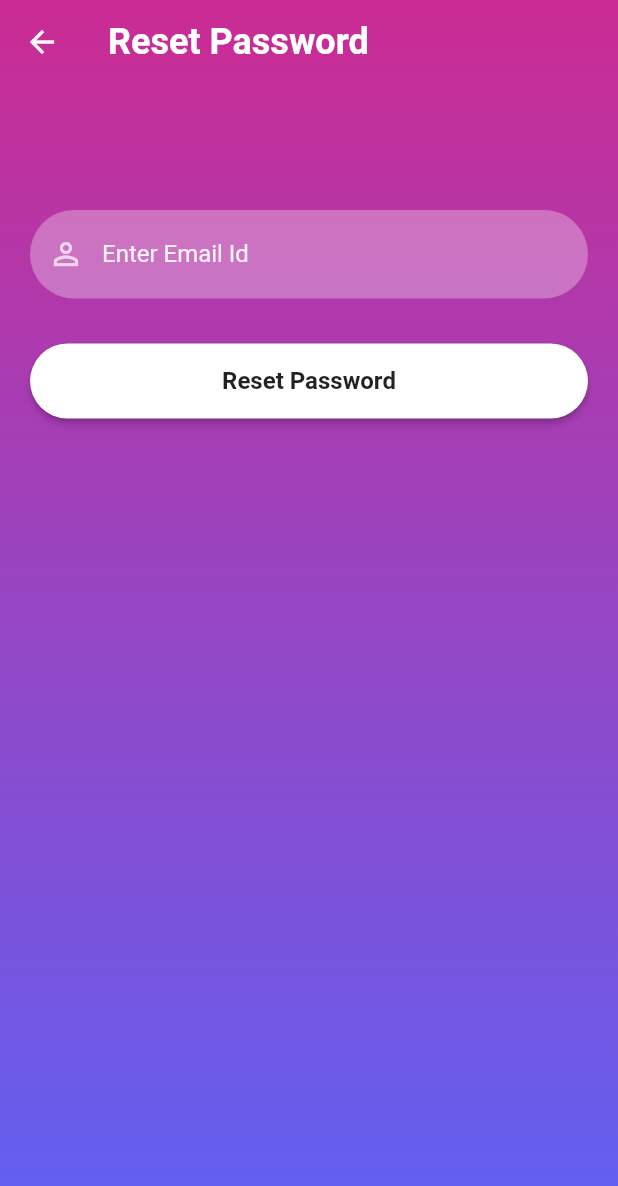
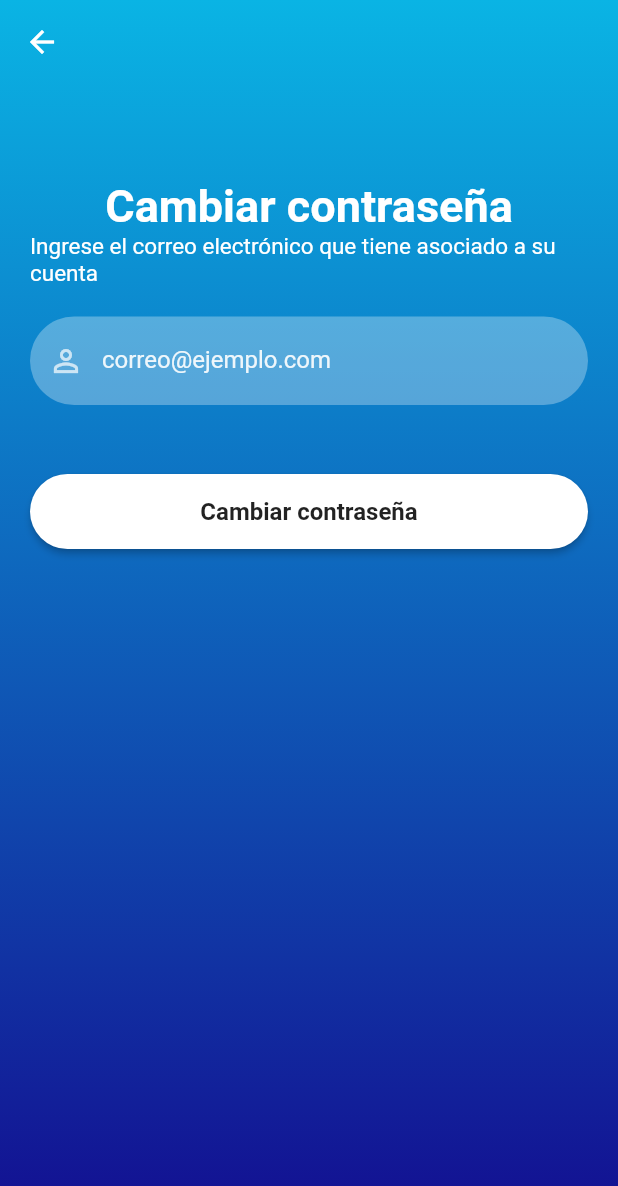
Before and after one commit to AnthonySimbana/Flutter-pokemonApp, a Flutter app: the screen it shows after launch, after a tap on "¿Olvidaste tu contraseña?", on a phone screen of 412 x 824 dp. Shown: the top 1186 px of the screen. Run offline on Flutter 3.47's test engine with Material 2 defaults, Android fonts, the phone set to English and light mode, and no system bars; our stand-ins replace cloud_firestore, firebase_auth, firebase_core; missing offline and left inert: dart:html; accounts and stored records are empty; statements that could not run were skipped.

Commit message:
Update Singin Signup RessetPassword

```diff
--- a/lib/screens/reset_password.dart
+++ b/lib/screens/reset_password.dart
@@ -13,6 +13,8 @@ class ResetPassword extends StatefulWidget {
 
 class _ResetPasswordState extends State<ResetPassword> {
   TextEditingController _emailTextController = TextEditingController();
+  String _errorMessage = ""; // Variable para mostrar mensajes de error
+
   @override
   Widget build(BuildContext context) {
     return Scaffold(
@@ -20,41 +22,83 @@ class _ResetPasswordState extends State<ResetPassword> {
       appBar: AppBar(
         backgroundColor: Colors.transparent,
         elevation: 0,
-        title: const Text(
-          "Reset Password",
-          style: TextStyle(fontSize: 24, fontWeight: FontWeight.bold),
-        ),
       ),
       body: Container(
-          width: MediaQuery.of(context).size.width,
-          height: MediaQuery.of(context).size.height,
-          decoration: BoxDecoration(
-              gradient: LinearGradient(colors: [
-            hexStringToColor("CB2B93"),
-            hexStringToColor("9546C4"),
-            hexStringToColor("5E61F4")
-          ], begin: Alignment.topCenter, end: Alignment.bottomCenter)),
-          child: SingleChildScrollView(
-              child: Padding(
+        width: MediaQuery.of(context).size.width,
+        height: MediaQuery.of(context).size.height,
+        decoration: BoxDecoration(
+          gradient: LinearGradient(
+            colors: [
+              hexStringToColor("0ab4e4"),
+              hexStringToColor("130d90"),
+            ],
+            begin: Alignment.topCenter,
+            end: Alignment.bottomCenter,
+          ),
+        ),
+        child: SingleChildScrollView(
+          child: Padding(
             padding: EdgeInsets.fromLTRB(20, 120, 20, 0),
             child: Column(
               children: <Widget>[
-                const SizedBox(
-                  height: 20,
+                const Text(
+                  "Cambiar contraseña",
+                  style: TextStyle(
+                    fontSize: 30,
+                    fontWeight: FontWeight.bold,
+                    color: Colors.white,
+                  ),
+                  textAlign: TextAlign.center,
                 ),
-                reusableTextField("Enter Email Id", Icons.person_outline, false,
-                    _emailTextController),
-                const SizedBox(
-                  height: 20,
+                const Text(
+                  "Ingrese el correo electrónico que tiene asociado a su cuenta",
+                  style: TextStyle(
+                    fontSize: 15,
+                    fontWeight: FontWeight.normal,
+                    color: Colors.white,
+                  ),
+                  textAlign: TextAlign.left,
                 ),
-                firebaseUIButton(context, "Reset Password", () {
+                const SizedBox(height: 20),
+                reusableTextField(
+                  "correo@ejemplo.com",
+                  Icons.person_outline,
+                  false,
+                  _emailTextController,
+                ),
+                const SizedBox(height: 20),
+                Text(
+                  _errorMessage,
+                  style: TextStyle(color: Colors.red),
+                ),
+                firebaseUIButton(context, "Cambiar contraseña", () {
+                  if (_emailTextController.text.isEmpty) {
+                    setState(() {
+                      _errorMessage =
+                          "Por favor, ingrese su correo electrónico.";
+                    });
+                    return;
+                  }
+
                   FirebaseAuth.instance
                       .sendPasswordResetEmail(email: _emailTextController.text)
-                      .then((value) => Navigator.of(context).pop());
-                })
+                      .then((value) {
+                    // Resetear el mensaje de error si la operación fue exitosa
+                    setState(() {
+                      _errorMessage = "";
+                    });
+                    Navigator.of(context).pop();
+                  }).catchError((error) {
+                    setState(() {
+                      _errorMessage = "Error: $error";
+                    });
+                  });
+                }),
               ],
             ),
-          ))),
+          ),
+        ),
+      ),
     );
   }
 }
--- a/lib/screens/signin_screen.dart
+++ b/lib/screens/signin_screen.dart
@@ -76,9 +76,8 @@ class _SignInScreenState extends State<SignInScreen> {
         decoration: BoxDecoration(
           gradient: LinearGradient(
             colors: [
-              hexStringToColor("CB2B93"),
-              hexStringToColor("9546C4"),
-              hexStringToColor("5E61F4"),
+              hexStringToColor("0ab4e4"),
+              hexStringToColor("130d90"),
             ],
             begin: Alignment.topCenter,
             end: Alignment.bottomCenter,
@@ -94,10 +93,17 @@ class _SignInScreenState extends State<SignInScreen> {
             ),
             child: Column(
               children: <Widget>[
-                logoWidget("assets/images/logo1.png"),
+                //logoWidget("assets/images/logo1.png"),
+                const Text(
+                  "My app movil",
+                  style: TextStyle(
+                      fontSize: 40,
+                      fontWeight: FontWeight.bold,
+                      color: Colors.white),
+                ),
                 const SizedBox(height: 30),
                 reusableTextField(
-                  "usuario@ejemplo.com",
+                  "correo@ejemplo.com",
                   Icons.person_outline,
                   false,
                   _emailTextController,
@@ -111,7 +117,7 @@ class _SignInScreenState extends State<SignInScreen> {
                 ),
                 const SizedBox(height: 5),
                 forgetPassword(context),
-                firebaseUIButton(context, "Sign In", _signIn),
+                firebaseUIButton(context, "Ingresar", _signIn),
                 signUpOption(),
               ],
             ),
@@ -135,7 +141,7 @@ class _SignInScreenState extends State<SignInScreen> {
             );
           },
           child: const Text(
-            " Sign Up",
+            " Regístrate",
             style: TextStyle(color: Colors.white, fontWeight: FontWeight.bold),
           ),
         ),
@@ -151,7 +157,10 @@ class _SignInScreenState extends State<SignInScreen> {
       child: TextButton(
         child: const Text(
           "¿Olvidaste tu contraseña?",
-          style: TextStyle(color: Colors.white70),
+          style: TextStyle(
+            color: Colors.white70,
+            decoration: TextDecoration.underline,
+          ),
           textAlign: TextAlign.right,
         ),
         onPressed: () => Navigator.push(
```
Also changed, not shown: lib/screens/signup_screen.dart (+66 -31 lines).
